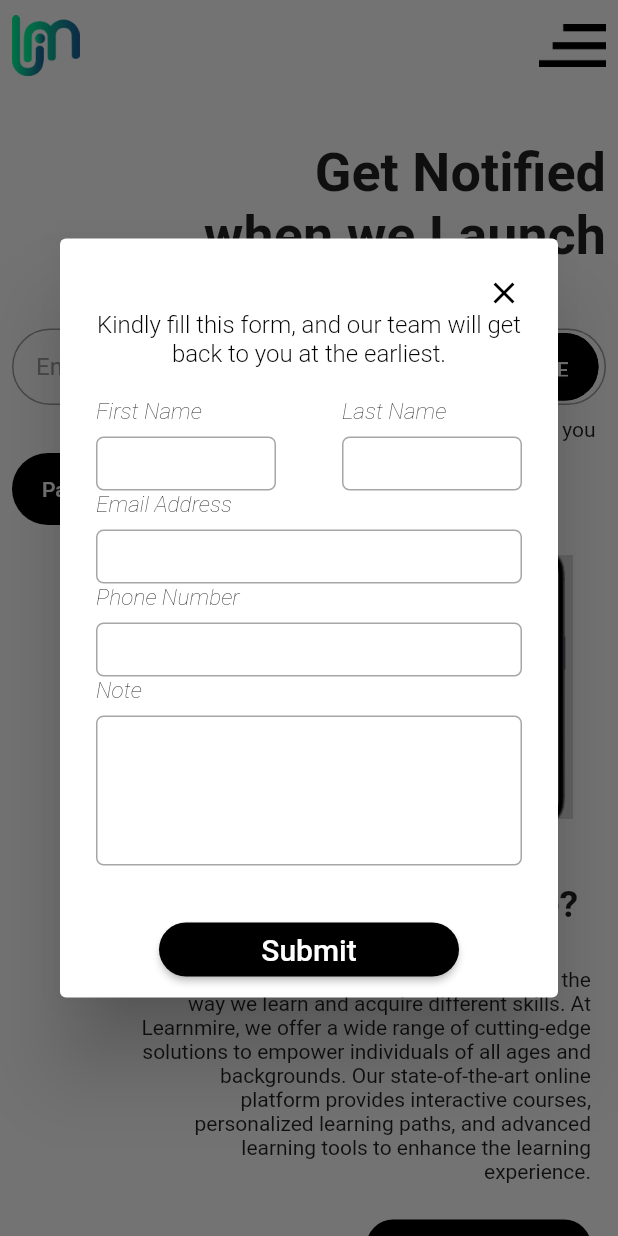
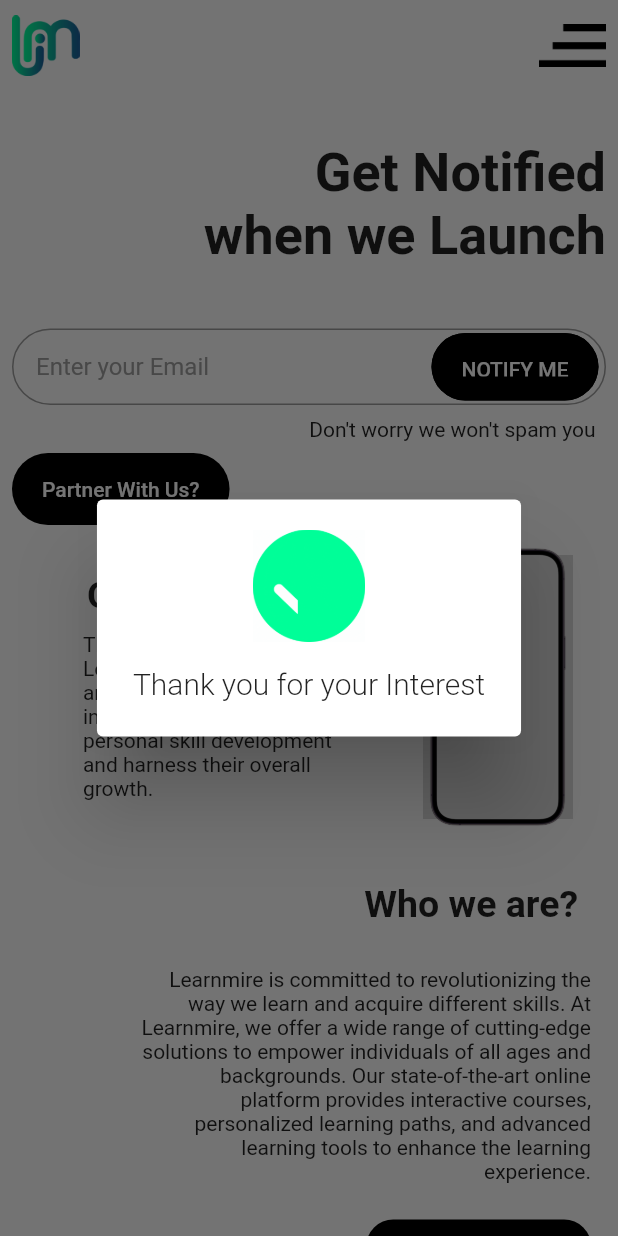
Before and after one commit to Johnson-Redonyx-Silva/Landing-page-Landmire, a Flutter app: the screen it shows after launch, after a tap on "NOTIFY ME", on a phone screen of 412 x 824 dp. Run offline on Flutter 3.47's test engine with Material 2 defaults, Android fonts, the phone set to English and light mode, and no system bars; drawn by our look-alikes of video_player; our stand-ins replace google_fonts; Roboto replaces fonts that are missing (Almarai, Poppins).

Commit message:
Add files via upload

```diff
--- a/lib/main.dart
+++ b/lib/main.dart
@@ -61,7 +61,7 @@ class _VideoPlayerScreenState extends State<VideoPlayerScreen> {
       aspectRatio: _controller.value.aspectRatio,
       child: VideoPlayer(_controller),
     )
-        : CircularProgressIndicator();
+        : const CircularProgressIndicator();
   }
 }
 
@@ -78,13 +78,13 @@ class MyApp extends StatelessWidget {
       const Color.fromRGBO(176, 199, 220, 1.0),
     ],
   );
-  final Gradient gradientBackground2 = LinearGradient(
+  final Gradient gradientBackground2 = const LinearGradient(
     begin: Alignment.topCenter,
     end: Alignment.bottomCenter,
     stops: [0.0, 0.96],
     colors: [
-      const Color.fromRGBO(28, 92, 153, 0.8),
-      const Color.fromRGBO(28, 92, 153, 0),
+      Color.fromRGBO(28, 92, 153, 0.8),
+      Color.fromRGBO(28, 92, 153, 0),
     ],
   );
   void _showNotifyMeDialog(BuildContext context) {
@@ -101,13 +101,14 @@ class MyApp extends StatelessWidget {
                     onTap: () {
                       Navigator.of(context).pop(); // Close the dialog when "x" icon is tapped
                     },
-                    child: Icon(
+                    child: const Icon(
                       Icons.close,
                       color: Colors.black,
                     ),
                   ),
                 ],),
-              DefaultTextStyle(
+              SizedBox(height: 10,),
+              const DefaultTextStyle(
                 style: TextStyle(
                     fontFamily: 'Poppins',
                     fontSize: 16,
@@ -124,15 +125,11 @@ class MyApp extends StatelessWidget {
           content: Column(
             mainAxisSize: MainAxisSize.min,
             crossAxisAlignment: CrossAxisAlignment.center,
-
-            children: [
-              Row(
-                mainAxisAlignment: MainAxisAlignment.spaceBetween,
             children: [
               Column(
                 crossAxisAlignment: CrossAxisAlignment.start,
                 children: [
-                      Text(
+                  const Text(
                     "First Name",
                     style: TextStyle(
                       fontFamily: 'Poppins',
@@ -143,15 +140,15 @@ class MyApp extends StatelessWidget {
                     ),
                     textAlign: TextAlign.center,
                   ),
-                      SizedBox(height: 8),
+                  const SizedBox(height: 8),
                   Container(
                     height: 36,
-                        width: 120,
+                    width: double.maxFinite,
                     decoration: BoxDecoration(
                       color: Colors.white,
                       borderRadius: BorderRadius.circular(5),
                       border: Border.all(
-                            color: Color.fromRGBO(33, 33, 33, 0.4),
+                        color: const Color.fromRGBO(33, 33, 33, 0.4),
                         width: 1,
                       ),
                     ),
@@ -161,7 +158,7 @@ class MyApp extends StatelessWidget {
               Column(
                 crossAxisAlignment: CrossAxisAlignment.start,
                 children: [
-                      Text(
+                  const Text(
                     "Last Name",
                     style: TextStyle(
                       fontFamily: 'Poppins',
@@ -172,27 +169,25 @@ class MyApp extends StatelessWidget {
                     ),
                     textAlign: TextAlign.center,
                   ),
-                      SizedBox(height: 8),
+                  const SizedBox(height: 8),
                   Container(
                     height: 36,
-                        width: 120,
+                    width: double.maxFinite,
                     decoration: BoxDecoration(
                       color: Colors.white,
                       borderRadius: BorderRadius.circular(5),
                       border: Border.all(
-                            color: Color.fromRGBO(33, 33, 33, 0.4),
+                        color: const Color.fromRGBO(33, 33, 33, 0.4),
                         width: 1,
                       ),
                     ),
                   ),
                 ],
               ),
-                ],
-              ),
               Column(
                 crossAxisAlignment: CrossAxisAlignment.start,
                 children: [
-                  Text(
+                  const Text(
                     "Email Address",
                     style: TextStyle(
                       fontFamily: 'Poppins',
@@ -203,7 +198,7 @@ class MyApp extends StatelessWidget {
                     ),
                     textAlign: TextAlign.center,
                   ),
-                  SizedBox(height: 8),
+                  const SizedBox(height: 8),
                   Container(
                     height: 36,
                     width: double.maxFinite,
@@ -211,7 +206,7 @@ class MyApp extends StatelessWidget {
                       color: Colors.white,
                       borderRadius: BorderRadius.circular(5),
                       border: Border.all(
-                        color: Color.fromRGBO(33, 33, 33, 0.4),
+                        color: const Color.fromRGBO(33, 33, 33, 0.4),
                         width: 1,
                       ),
                     ),
@@ -221,7 +216,7 @@ class MyApp extends StatelessWidget {
               Column(
                 crossAxisAlignment: CrossAxisAlignment.start,
                 children: [
-                  Text(
+                  const Text(
                     "Phone Number",
                     style: TextStyle(
                       fontFamily: 'Poppins',
@@ -232,7 +227,7 @@ class MyApp extends StatelessWidget {
                     ),
                     textAlign: TextAlign.center,
                   ),
-                  SizedBox(height: 8),
+                  const SizedBox(height: 8),
                   Container(
                     height: 36,
                     width: double.maxFinite,
@@ -240,7 +235,7 @@ class MyApp extends StatelessWidget {
                       color: Colors.white,
                       borderRadius: BorderRadius.circular(5),
                       border: Border.all(
-                        color: Color.fromRGBO(33, 33, 33, 0.4),
+                        color: const Color.fromRGBO(33, 33, 33, 0.4),
                         width: 1,
                       ),
                     ),
@@ -250,7 +245,7 @@ class MyApp extends StatelessWidget {
               Column(
                 crossAxisAlignment: CrossAxisAlignment.start,
                 children: [
-                  Text(
+                  const Text(
                     "Note",
                     style: TextStyle(
                       fontFamily: 'Poppins',
@@ -261,7 +256,7 @@ class MyApp extends StatelessWidget {
                     ),
                     textAlign: TextAlign.center,
                   ),
-                  SizedBox(height: 8),
+                  const SizedBox(height: 8),
                   Container(
                     height: 100,
                     width: double.maxFinite,
@@ -269,7 +264,7 @@ class MyApp extends StatelessWidget {
                       color: Colors.white,
                       borderRadius: BorderRadius.circular(5),
                       border: Border.all(
-                        color: Color.fromRGBO(33, 33, 33, 0.4),
+                        color: const Color.fromRGBO(33, 33, 33, 0.4),
                         width: 1,
                       ),
                     ),
@@ -282,23 +277,135 @@ class MyApp extends StatelessWidget {
             Center(
               child:  ElevatedButton(
                 onPressed: () {
-                  // Handle submit button tap
-                  Navigator.of(context).pop(); // Close the dialog when submit button is tapped
+                  _showThanksDialog(context, isFromNotifyMe: true); // Pass the parameter isFromNotifyMe as true
                 },
                 style: ElevatedButton.styleFrom(
-                  primary: Color(0xFF000000), // Set button color to black
+                  backgroundColor: const Color(0xFF000000), // Set button color to black
                   shape: RoundedRectangleBorder(
                     borderRadius: BorderRadius.circular(30),
                   ),
-                  minimumSize: Size(200, 36),
+                  minimumSize: const Size(200, 41),
                 ),
-                child: Text(
+                child: const Text(
                   'Submit',
                   style: TextStyle(
                     color: Colors.white,
                     fontSize: 20,
                   ),
                 ),
+              ),
+            ),
+          ],
+        );
+      },
+    );
+  }
+
+  void _showThanksDialog(BuildContext context, {bool isFromNotifyMe = false}) async {
+    // Check if _showThanksDialog is called from _showNotifyMeDialog
+    if (isFromNotifyMe) {
+      // Close the _showNotifyMeDialog
+      Navigator.of(context).pop();
+    }
+
+    await showDialog(
+      context: context,
+      builder: (BuildContext context) {
+        return AlertDialog(
+          content: Column(
+            mainAxisSize: MainAxisSize.min,
+            children: [
+              Image.asset(
+                'assets/greentick.022.gif',
+                height: 75,
+                width: 75,
+              ),
+              const SizedBox(height: 16),
+              const Text(
+                'Thank you for your Interest',
+                style: TextStyle(
+                  fontFamily: 'Poppins',
+                  fontSize: 20,
+                  fontWeight: FontWeight.w300,
+                ),
+              ),
+            ],
+          ),
+        );
+      },
+    );
+  }
+
+
+  void _showSubscribeDialog(BuildContext context) async {
+
+    await showDialog(
+      context: context,
+      builder: (BuildContext context) {
+        return AlertDialog(
+          content: Column(
+            mainAxisSize: MainAxisSize.min,
+            children: [
+              Row(
+                mainAxisAlignment: MainAxisAlignment.end,
+                children: [
+                  GestureDetector(
+                    onTap: () {
+                      Navigator.of(context).pop(); // Close the dialog when "x" icon is tapped
+                    },
+                    child: const Icon(
+                      Icons.close,
+                      color: Colors.black,
+                    ),
+                  ),
+                ],),
+              const SizedBox(height: 16),
+              Text(
+                'Subscribe to our Newsletter',
+                style: TextStyle(
+                  fontFamily: 'Poppins',
+                  fontSize: 20,
+                  color: Colors.black,
+                ),
+                textAlign: TextAlign.center,
+              ),
+              const SizedBox(height: 16),
+              Container(
+                height: 36,
+                child: TextField(
+                  style: const TextStyle(color: Colors.white),
+                  decoration: InputDecoration(
+                    hintText: 'Enter your Email',
+                    hintStyle: const TextStyle(color: Colors.grey),
+                    border: OutlineInputBorder(
+                      borderRadius: BorderRadius.circular(30),
+                      borderSide: const BorderSide(color: Colors.black, width: 2),
+                    ),
+                    focusedBorder: OutlineInputBorder(
+                      borderRadius: BorderRadius.circular(30),
+                      borderSide: const BorderSide(color: Colors.black, width: 2),
+                    ),
+                    contentPadding: const EdgeInsets.all(16),
+                  ),
+                ),
+              ),
+            ],
+          ),
+          actions: [
+            Center(
+              child: ElevatedButton(
+                style: ElevatedButton.styleFrom(
+                  backgroundColor: Colors.black,
+                  elevation: 0, // Remove the button shadow
+                  shape: RoundedRectangleBorder(
+                    borderRadius: BorderRadius.circular(30),
+                  ),
+                  minimumSize: const Size(150, 36),
+                ),
+                onPressed: () {
+                  _showThanksDialog(context, isFromNotifyMe: true);
+                },
+                child: Text('Subscribe'),
               ),
             ),
           ],
@@ -397,10 +504,9 @@ class MyApp extends StatelessWidget {
                           child: Builder(
                             builder: (context) => ElevatedButton(
                               onPressed: () {
-                                _showNotifyMeDialog(context); // Call the function to show dialog
-                              },
+                                _showThanksDialog(context);                              },
                               style: ElevatedButton.styleFrom(
-                                primary: Colors.black,
+                                backgroundColor: Colors.black,
                                 elevation: 0,
                                 shape: RoundedRectangleBorder(
                                   borderRadius: BorderRadius.circular(30),
@@ -433,12 +539,14 @@ class MyApp extends StatelessWidget {
                   child: Row(
                     mainAxisAlignment: MainAxisAlignment.start    ,
                     children: [
-                      ElevatedButton(
+                      Builder(
+                        builder: (context) {
+                          return ElevatedButton(
                             onPressed: () {
-                          _showNotifyMeDialog(context);                          print('Another Elevated Button tapped!');
+                              _showNotifyMeDialog(context);
                             },
                             style: ElevatedButton.styleFrom(
-                          primary: Colors.black,
+                              backgroundColor: Colors.black,
                               elevation: 0, // Remove the button shadow
                               shape: RoundedRectangleBorder(
                                 borderRadius: BorderRadius.circular(30),
@@ -450,6 +558,8 @@ class MyApp extends StatelessWidget {
                               ),
                             ),
                             child: const Text('Partner With Us?'),
+                          );
+                        }
                       ),
                     ],
                   ),
@@ -508,7 +618,7 @@ class MyApp extends StatelessWidget {
                     ),
                   ],
                 ),
-                SizedBox(height: 30,),
+                const SizedBox(height: 30,),
                 Row(
                   mainAxisAlignment: MainAxisAlignment.end,
                   children: [
@@ -540,13 +650,14 @@ class MyApp extends StatelessWidget {
                         Row(
                           children: [
                             const SizedBox(width: 150),
-                            ElevatedButton(
+                            Builder(
+                              builder: (context) {
+                                return ElevatedButton(
                                   onPressed: () {
-                                // Handle button tap
-                                print('Elevated Button tapped!');
+                                    _showSubscribeDialog(context);
                                   },
                                   style: ElevatedButton.styleFrom(
-                                primary: Colors.black,
+                                    backgroundColor: Colors.black,
                                     elevation: 0, // Remove the button shadow
                                     shape: RoundedRectangleBorder(
                                       borderRadius: BorderRadius.circular(30),
@@ -554,6 +665,8 @@ class MyApp extends StatelessWidget {
                                     minimumSize: const Size(150, 36),
                                   ),
                                   child: const Text('Subscribe'),
+                                );
+                              }
                             ),
                           ],
                         ),
@@ -650,14 +763,33 @@ class MyApp extends StatelessWidget {
                       Row(
                         mainAxisAlignment: MainAxisAlignment.spaceBetween,
                         children: [
-                            const Padding(
-                              padding: EdgeInsets.only(left: 15.0),
-                              child: Column(crossAxisAlignment: CrossAxisAlignment.start,
+                          Padding(
+                            padding: const EdgeInsets.only(left: 15.0),
+                            child: Column(
+                              crossAxisAlignment: CrossAxisAlignment.start,
                               children: [
                                 SizedBox(height: 20,),
-                                  Text("CONTACT US",style: TextStyle(color: Colors.white),),
+                                Builder(
+                                  builder: (context) {
+                                    return GestureDetector(
+                                      onTap: () {
+                                        _showNotifyMeDialog(context);
+                                      },
+                                      child: Text("CONTACT US",style: TextStyle(color: Colors.white),),
+                                    );
+                                  }
+                                ),
                                 SizedBox(height: 15,),
-                                  Text("PARTNER WITH US",style: TextStyle(color: Colors.white),),
+                                Builder(
+                                  builder: (context) {
+                                    return GestureDetector(
+                                      onTap: () {
+                                        _showNotifyMeDialog(context);
+                                      },
+                                      child: Text("PARTNER WITH US",style: TextStyle(color: Colors.white),),
+                                    );
+                                  }
+                                ),
                                 SizedBox(height: 15,),
                                 Text("JOIN US",style: TextStyle(color: Colors.white),),
                               ],
@@ -692,14 +824,13 @@ class MyApp extends StatelessWidget {
                                 ),
                               ],
                             ),
-                            ),
-                          ],
+                          ),                        ],
                       ),
                       SizedBox(height: 30,),
                       Row(
                         mainAxisAlignment: MainAxisAlignment.center,
                         children: [
-                            const Text("FUTURITE INNOVATIONS PRIVATE LIMITED",style: TextStyle(color: Colors.white),),
+                          Text("FUTURITE INNOVATIONS PRIVATE LIMITED",style: TextStyle(color: Colors.white),),
                           Icon(
                             Icons.copyright,
                             color: Colors.white,
@@ -710,7 +841,8 @@ class MyApp extends StatelessWidget {
                       )
                     ],
                   ),
-                )
+                ),
+
               ],
             ),
           ),
@@ -719,23 +851,35 @@ class MyApp extends StatelessWidget {
             child: ListView(
               padding: EdgeInsets.zero,
               children: [
-                ListTile(
+                Builder(
+                  builder: (context) {
+                    return ListTile(
                       title: const Text('CONTACT US'),
                       onTap: () {
-                    // Handle item 1 tap
+                        _showNotifyMeDialog(context);
                       },
+                    );
+                  }
                 ),
-                ListTile(
+                Builder(
+                  builder: (context) {
+                    return ListTile(
                       title: const Text('PARTNER WITH US'),
                       onTap: () {
-                    // Handle item 2 tap
+                        _showNotifyMeDialog(context);
                       },
+                    );
+                  }
                 ),
-                ListTile(
+                Builder(
+                  builder: (context) {
+                    return ListTile(
                       title: const Text('JOIN US'),
                       onTap: () {
-                    // Handle item 2 tap
+                        _showNotifyMeDialog(context);
                       },
+                    );
+                  }
                 ),              ],
             ),
           ),
```
Lines whose indentation alone changed are shown as unchanged.
